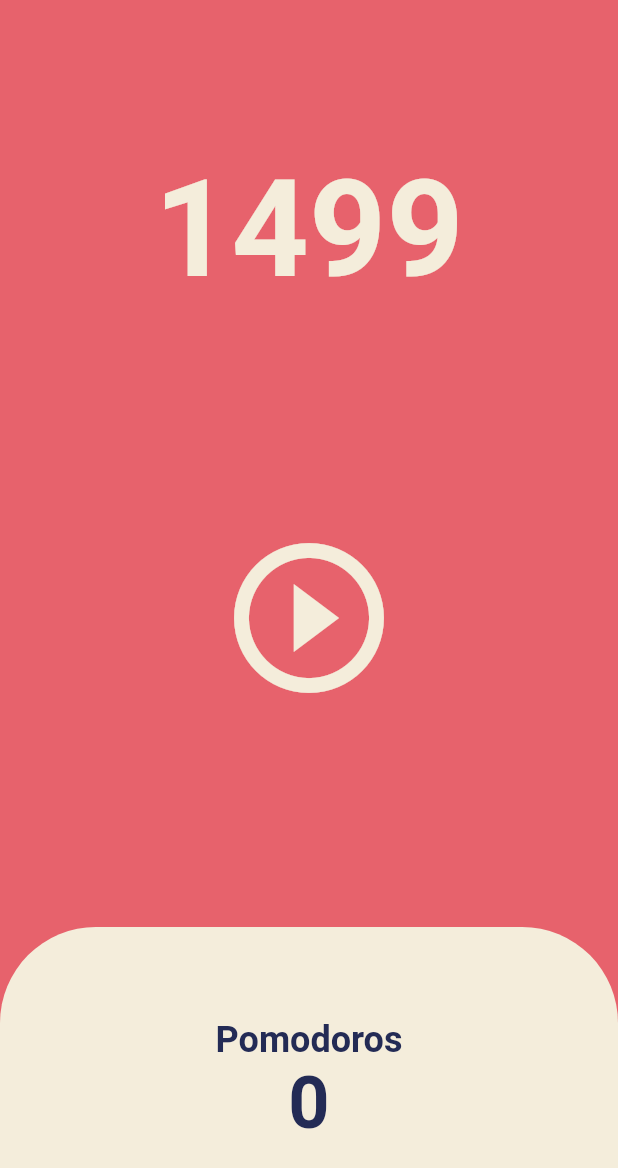
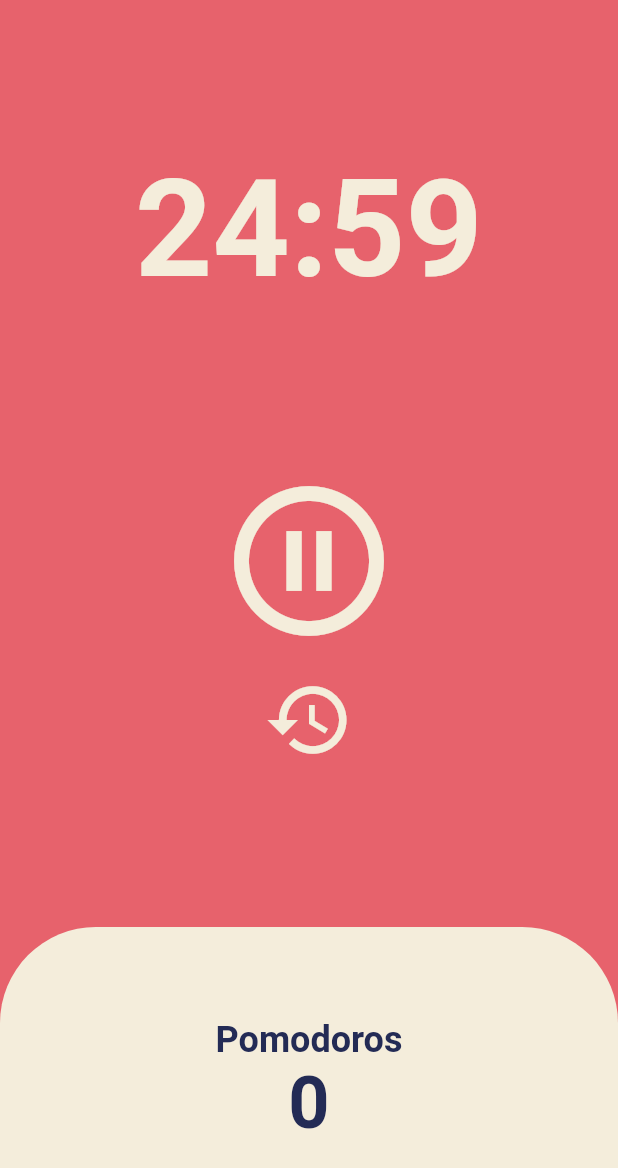
Before and after one commit to seoziyeong/nomadcoder-flutter-webtoon, a Flutter app: the screen it shows after launch, after a tap on the "play circle outline" icon, on a phone screen of 412 x 824 dp. Shown: the top 1168 px of the screen. Run offline on Flutter 3.47's test engine with Material 2 defaults, Android fonts, the phone set to English and light mode, and no system bars.

Commit message:
feat : pause, reset

```diff
--- a/lib/screens/home_screen.dart
+++ b/lib/screens/home_screen.dart
@@ -10,14 +10,32 @@
 
 class _HomeScreenState extends State<HomeScreen> {
   // timer 변수
-  int totalSeconds = 1500;
+  static const minutes = 1500;
+  int totalSeconds = minutes;
   late Timer timer; // late : 이 property를 당장 초기화하지 않아도 됨, 나중에 사용할 때 초기화 하겠음
+  bool isRunning = false;
+  int totalPomodoros = 0;
+
+  // minute -> 분 단위로 변경 date format
+  String format(int seconds) {
+    var duration = Duration(seconds: seconds); // 0:24:59:000000
+    return duration.toString().split(".").first.substring(2); // 24:59
+  }
 
   // timer
   void onTick(Timer timer) {
+    if (totalSeconds == 1) {
+      setState(() {
+        totalPomodoros = totalPomodoros + 1;
+        isRunning = false;
+        totalSeconds = minutes;
+      });
+      timer.cancel();
+    } else {
       setState(() {
         totalSeconds = totalSeconds - 1;
       });
+    }
   }
 
   void onStartPressed() {
@@ -25,6 +43,24 @@
       const Duration(seconds: 1),
       onTick,
     );
+    setState(() {
+      isRunning = true;
+    });
+  }
+
+  void onPausePressed() {
+    timer.cancel();
+    setState(() {
+      isRunning = false;
+    });
+  }
+
+  void onResetPressed() {
+    timer.cancel();
+    setState(() {
+      totalSeconds = minutes;
+      isRunning = false;
+    });
   }
 
   @override
@@ -38,7 +74,7 @@
             child: Container(
               alignment: Alignment.bottomCenter, // * Container 내에서 정렬
               child: Text(
-                "$totalSeconds",
+                format(totalSeconds),
                 style: TextStyle(
                     color: Theme.of(context).cardColor,
                     fontSize: 90,
@@ -48,15 +84,32 @@
           ),
           Flexible(
             flex: 2,
-            child: Center(
+            child: Column(
+              mainAxisAlignment: MainAxisAlignment.center,
+              children: [
+                Center(
                   child: IconButton(
                     iconSize: 120,
                     color: Theme.of(context).cardColor,
+                    icon: Icon(
+                      isRunning
+                          ? Icons.pause_circle_outline_outlined
+                          : Icons.play_circle_outline_outlined,
+                    ),
+                    onPressed: isRunning ? onPausePressed : onStartPressed,
+                  ),
+                ),
+                Center(
+                  child: IconButton(
+                    iconSize: 60,
+                    color: Theme.of(context).cardColor,
                     icon: const Icon(
-                  Icons.play_circle_outline_outlined,
+                      Icons.restore,
                     ),
-                onPressed: onStartPressed,
+                    onPressed: onResetPressed,
                   ),
+                ),
+              ],
             ),
           ),
           Flexible(
@@ -87,7 +140,7 @@
                                   .color),
                         ),
                         Text(
-                          "0",
+                          "$totalPomodoros",
                           style: TextStyle(
                               fontSize: 48,
                               fontWeight: FontWeight.w600,
```
Lines whose indentation alone changed are shown as unchanged.
